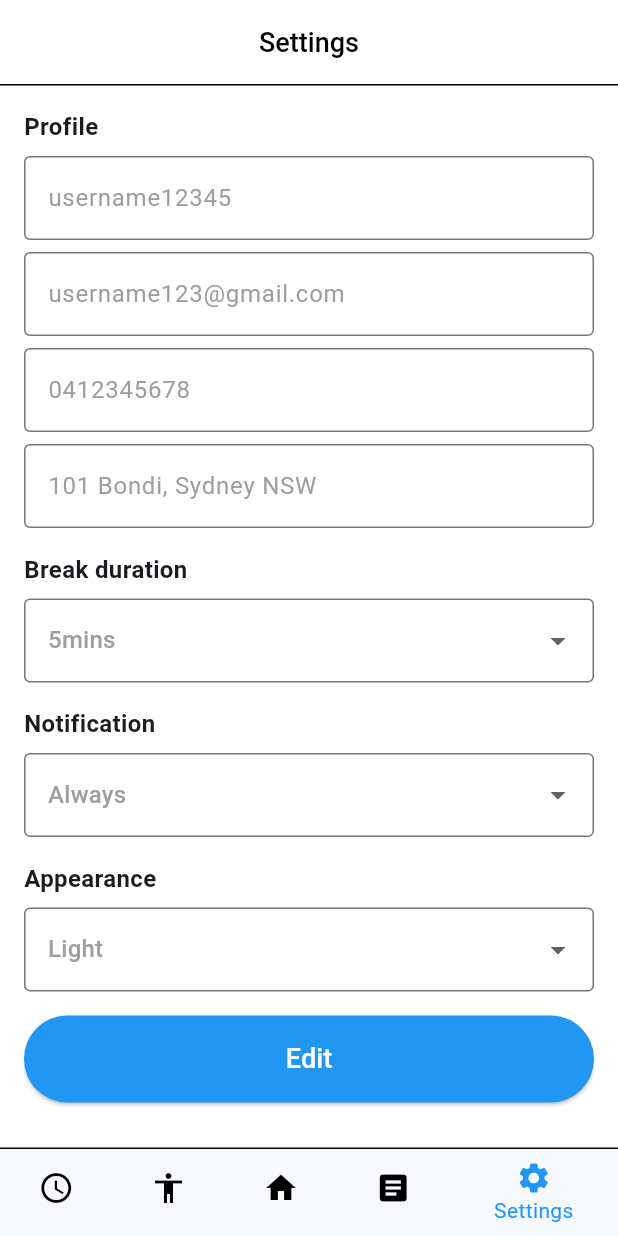
After one commit to chesterrosario-koi/breaktime, a Flutter app: the SettingsScreen screen opened directly, on a phone screen of 412 x 824 dp. The commit adds this screen. Run offline on Flutter 3.47's test engine with Material 3 defaults, Android fonts, the phone set to English and light mode, and no system bars.

Commit message:
Add settings screen

```diff
--- /dev/null
+++ b/lib/screens/settings_screen.dart
@@ -0,0 +1,228 @@
+import 'package:breaktime/screens/edit_settings_screen.dart';
+import 'package:flutter/material.dart';
+import 'package:breaktime/screens/login_screen.dart';
+import '../widgets/custom_app_bar.dart';
+import '../widgets/custom_bottom_nav_bar.dart';
+
+class SettingsScreen extends StatefulWidget {
+  const SettingsScreen({super.key});
+
+  @override
+  _SettingsScreenState createState() => _SettingsScreenState();
+}
+
+class _SettingsScreenState extends State<SettingsScreen> {
+  int _selectedIndex = 4;
+
+  final TextEditingController _usernameController = TextEditingController(text: 'username12345');
+  final TextEditingController _emailController = TextEditingController(text: 'username123@gmail.com');
+  final TextEditingController _phoneController = TextEditingController(text: '0412345678');
+  final TextEditingController _addressController = TextEditingController(text: '101 Bondi, Sydney NSW');
+
+  String _breakDuration = '5mins';
+  String _notification = 'Always';
+  String _appearance = 'Light';
+
+  void _onItemTapped(int index) {
+    handleBottomNavigationTap(context, index);
+    setState(() {
+      _selectedIndex = index;
+    });
+  }
+
+  @override
+  Widget build(BuildContext context) {
+    return Scaffold(
+      appBar: const CustomAppBar(
+        title: 'Settings',
+        showBackButton: false,
+      ),
+      body: Padding(
+        padding: const EdgeInsets.all(16.0),
+        child: ListView(
+          children: [
+            const Text(
+              'Profile',
+              style: TextStyle(fontSize: 16, fontWeight: FontWeight.bold),
+            ),
+            const SizedBox(height: 8),
+            TextFormField(
+              controller: _usernameController,
+              readOnly: true,
+              style: const TextStyle(color: Colors.grey),
+              decoration: const InputDecoration(
+                border: OutlineInputBorder(),
+              ),
+            ),
+            const SizedBox(height: 8),
+            TextFormField(
+              controller: _emailController,
+              readOnly: true,
+              style: const TextStyle(color: Colors.grey),
+              decoration: const InputDecoration(
+                border: OutlineInputBorder(),
+              ),
+            ),
+            const SizedBox(height: 8),
+            TextFormField(
+              controller: _phoneController,
+              readOnly: true,
+              style: const TextStyle(color: Colors.grey),
+              decoration: const InputDecoration(
+                border: OutlineInputBorder(),
+              ),
+            ),
+            const SizedBox(height: 8),
+            TextFormField(
+              controller: _addressController,
+              readOnly: true,
+              style: const TextStyle(color: Colors.grey),
+              decoration: const InputDecoration(
+                border: OutlineInputBorder(),
+              ),
+            ),
+            const SizedBox(height: 16),
+            const Text(
+              'Break duration',
+              style: TextStyle(fontSize: 16, fontWeight: FontWeight.bold),
+            ),
+            const SizedBox(height: 8),
+            AbsorbPointer(
+              child: DropdownButtonFormField<String>(
+                value: _breakDuration,
+                items: [
+                  '5mins',
+                  '10mins',
+                  '15mins',
+                ].map((String value) {
+                  return DropdownMenuItem<String>(
+                    value: value,
+                    child: Text(
+                      value,
+                      style: const TextStyle(color: Colors.grey),
+                    ),
+                  );
+                }).toList(),
+                onChanged: (newValue) {},
+                decoration: const InputDecoration(
+                  border: OutlineInputBorder(),
+                ),
+              ),
+            ),
+            const SizedBox(height: 16),
+            const Text(
+              'Notification',
+              style: TextStyle(fontSize: 16, fontWeight: FontWeight.bold),
+            ),
+            const SizedBox(height: 8),
+            AbsorbPointer(
+              child: DropdownButtonFormField<String>(
+                value: _notification,
+                items: [
+                  'Always',
+                  'Only when not busy',
+                ].map((String value) {
+                  return DropdownMenuItem<String>(
+                    value: value,
+                    child: Text(
+                      value,
+                      style: const TextStyle(color: Colors.grey),
+                    ),
+                  );
+                }).toList(),
+                onChanged: (newValue) {},
+                decoration: const InputDecoration(
+                  border: OutlineInputBorder(),
+                ),
+              ),
+            ),
+            const SizedBox(height: 16),
+            const Text(
+              'Appearance',
+              style: TextStyle(fontSize: 16, fontWeight: FontWeight.bold),
+            ),
+            const SizedBox(height: 8),
+            AbsorbPointer(
+              child: DropdownButtonFormField<String>(
+                value: _appearance,
+                items: [
+                  'Light',
+                  'Dark',
+                ].map((String value) {
+                  return DropdownMenuItem<String>(
+                    value: value,
+                    child: Text(
+                      value,
+                      style: const TextStyle(color: Colors.grey),
+                    ),
+                  );
+                }).toList(),
+                onChanged: (newValue) {},
+                decoration: const InputDecoration(
+                  border: OutlineInputBorder(),
+                ),
+              ),
+            ),
+            const SizedBox(height: 16),
+            ElevatedButton(
+              onPressed: () async {
+                final result = await Navigator.push(
+                  context,
+                  MaterialPageRoute(
+                    builder: (context) => EditSettingsScreen(
+                      username: _usernameController.text,
+                      email: _emailController.text,
+                      phone: _phoneController.text,
+                      address: _addressController.text,
+                      breakDuration: _breakDuration,
+                      notification: _notification,
+                      appearance: _appearance,
+                    ),
+                  ),
+                );
+
+                if (result != null) {
+                  setState(() {
+                    _usernameController.text = result['username'];
+                    _emailController.text = result['email'];
+                    _phoneController.text = result['phone'];
+                    _addressController.text = result['address'];
+                    _breakDuration = result['breakDuration'];
+                    _notification = result['notification'];
+                    _appearance = result['appearance'];
+                  });
+                }
+              },
+              style: ElevatedButton.styleFrom(
+                padding: const EdgeInsets.symmetric(vertical: 16),
+                backgroundColor: Colors.blue,
+                foregroundColor: Colors.white,
+              ),
+              child: const Text('Edit', style: TextStyle(fontSize: 18)),
+            ),
+
+            const SizedBox(height: 16),
+            ElevatedButton(
+              onPressed: () {
+                Navigator.pushReplacement(
+                  context,
+                  MaterialPageRoute(builder: (context) => const LoginScreen()),
+                );
+              },
+              style: ElevatedButton.styleFrom(
+                padding: const EdgeInsets.symmetric(vertical: 16),
+                backgroundColor: Colors.red,
+                foregroundColor: Colors.white,
+              ),
+              child: const Text('Logout', style: TextStyle(fontSize: 18)),
+            ),
+          ],
+        ),
+      ),
+      bottomNavigationBar: CustomBottomNavBar(
+        currentIndex: _selectedIndex,
+        onTap: _onItemTapped,
+      ),
+    );
+  }
+}
--- a/lib/widgets/custom_bottom_nav_bar.dart
+++ b/lib/widgets/custom_bottom_nav_bar.dart
@@ -1,4 +1,5 @@
 import 'package:breaktime/screens/break_activities_screen.dart';
+import 'package:breaktime/screens/settings_screen.dart';
 import 'package:flutter/material.dart';
 import '../screens/home_screen.dart';
 import '../screens/schedule_screen.dart';
@@ -81,7 +82,10 @@ void handleBottomNavigationTap(BuildContext context, int index) {
       // Navigate to the Articles screen
       break;
     case 4:
-      // Navigate to the Settings screen
+      Navigator.push(
+        context,
+        MaterialPageRoute(builder: (context) => const SettingsScreen()),
+      );
       break;
     default:
       break;
```
Also changed, not shown: lib/screens/edit_settings_screen.dart (added, +219 -0 lines).
